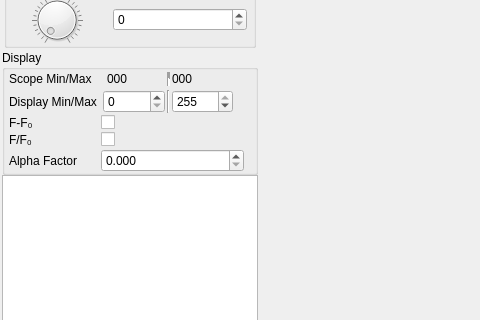
Above: src/mainwindow.ui from bothlab/pomidaq before the change; both pictures show x 0 to 480 and y 528 to 848 of the 1157 by 973 pixel window. Below: the same form after it.
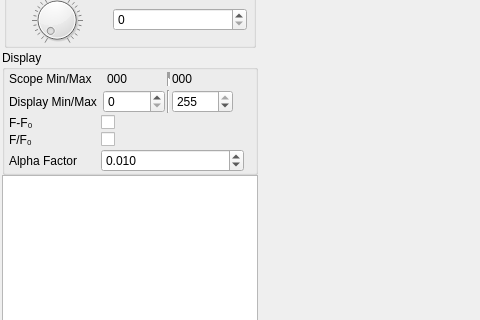
That is the form after the change. Icons and pictures are not drawn.

Commit message: trivial: Add tooltip to explain alpha factor better

What changed in the file:
```diff
--- a/src/mainwindow.ui
+++ b/src/mainwindow.ui
@@ -852,12 +852,18 @@
               <property name="decimals">
                <number>3</number>
               </property>
+              <property name="minimum">
+               <double>0.001000000000000</double>
+              </property>
               <property name="maximum">
-               <double>1.000000000000000</double>
+               <double>0.990000000000000</double>
               </property>
               <property name="singleStep">
                <double>0.010000000000000</double>
               </property>
+              <property name="value">
+               <double>0.010000000000000</double>
+              </property>
              </widget>
             </item>
            </layout>
```
Left out of the diff: 3 changed lines with no effect on the pictures.
